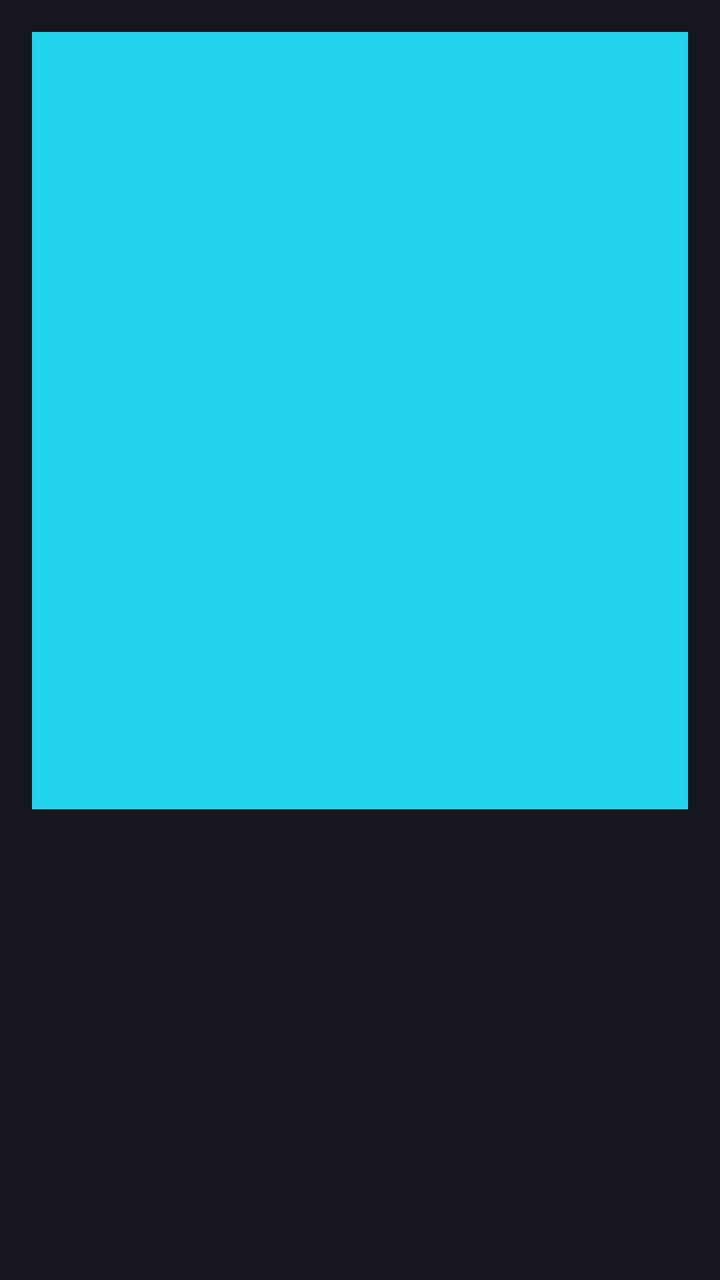
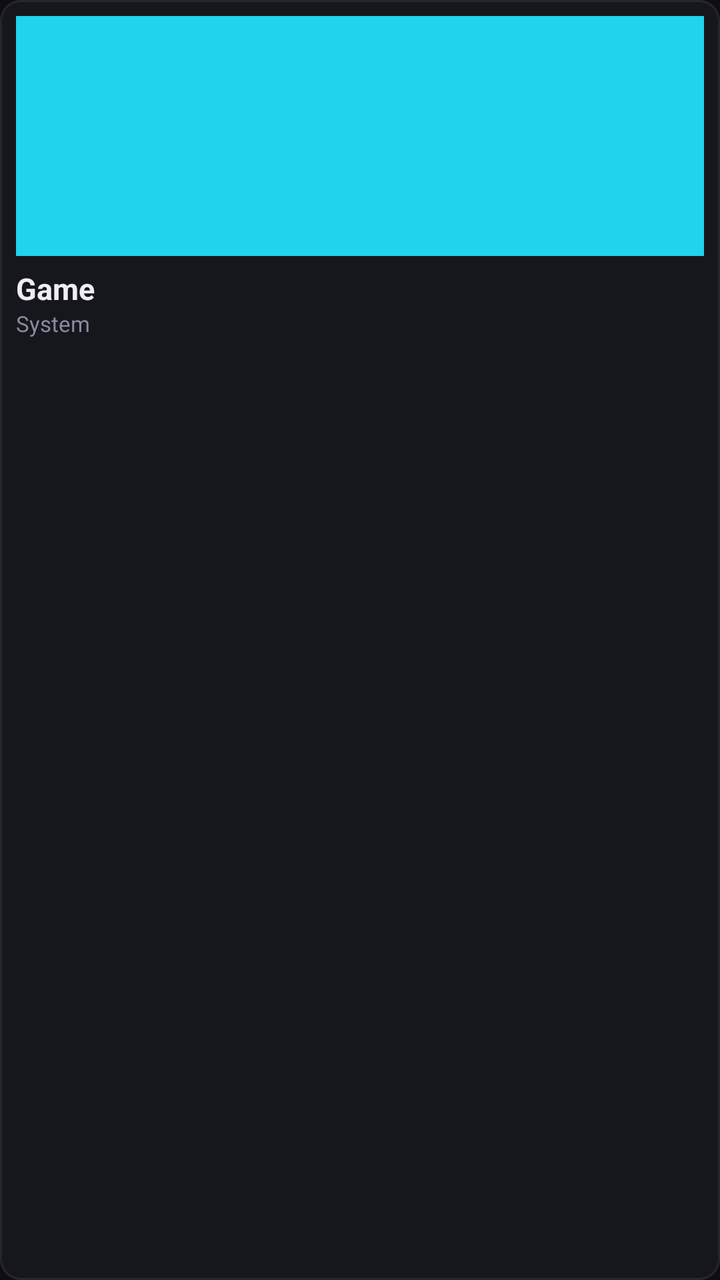

Two renders of the same Android screen: before a commit and after it. Below are the layout's source before the change and the commit's diff.
<!-- AndroidManifest.xml: application theme AppTheme -->
<!-- res/layout/item_rom_card.xml -->
<?xml version="1.0" encoding="utf-8"?>
<LinearLayout xmlns:android="http://schemas.android.com/apk/res/android"
    android:layout_width="match_parent" android:layout_height="wrap_content"
    android:orientation="vertical" android:background="@color/card"
    android:layout_margin="8dp" android:padding="16dp"
    android:focusable="true" android:clickable="true">
    
    <View
        android:layout_width="match_parent" android:layout_height="0dp"
        android:layout_weight="4"
        android:background="@drawable/art_placeholder" />
    <TextView
        android:id="@+id/rom_title"
        android:layout_width="match_parent" android:layout_height="0dp"
        android:layout_weight="2"
        android:gravity="bottom"
        android:textColor="@color/ink" android:textSize="15sp"
        android:maxLines="2" android:ellipsize="end" android:layout_marginTop="8dp" />
    <TextView
        android:id="@+id/rom_system"
        android:layout_width="wrap_content" android:layout_height="wrap_content"
        android:textColor="@color/muted" android:textSize="11sp" android:layout_marginTop="2dp" />
</LinearLayout>
<!-- resources referenced by this layout -->
<resources>
  <color name="card">#17171F</color>
  <color name="ink">#EDEDF2</color>
  <color name="muted">#8A8A9E</color>
  <!-- drawable art_placeholder (drawable) -->
  <?xml version="1.0" encoding="utf-8"?>
  <layer-list xmlns:android="http://schemas.android.com/apk/res/android">
      <item>
          <shape android:shape="rectangle">
              <solid android:color="#1B1B25" />
              <corners android:radius="8dp" />
          </shape>
      </item>
      <item android:gravity="center">
          <shape android:shape="rectangle" android:width="40dp" android:height="26dp">
              <solid android:color="#A13BFF" />
              <corners android:radius="6dp" />
          </shape>
      </item>
      
      <item android:gravity="center" android:top="0dp">
          <shape android:shape="rectangle" android:width="10dp" android:height="10dp">
              <solid android:color="#22D3EE" />
          </shape>
      </item>
  </layer-list>
  <style name="AppTheme" parent="Theme.AppCompat.NoActionBar">
          <item name="android:windowBackground">@color/bg</item>
          <item name="colorPrimary">@color/accent</item>
          <item name="colorPrimaryDark">@color/bg</item>
          <item name="colorAccent">@color/accent</item>
      </style>
  <color name="bg">#0D0D12</color>
  <color name="accent">#A13BFF</color>
</resources>

<!-- the commit's change to res/layout/item_rom_card.xml (unified diff, before → after) -->
@@ -1,23 +1,39 @@
 <?xml version="1.0" encoding="utf-8"?>
 <LinearLayout xmlns:android="http://schemas.android.com/apk/res/android"
     android:layout_width="match_parent" android:layout_height="wrap_content"
-    android:orientation="vertical" android:background="@color/card"
-    android:layout_margin="8dp" android:padding="16dp"
-    android:focusable="true" android:clickable="true">
-    
-    <View
-        android:layout_width="match_parent" android:layout_height="0dp"
-        android:layout_weight="4"
-        android:background="@drawable/art_placeholder" />
+    android:orientation="vertical"
+    android:background="@drawable/card_bg"
+    android:padding="8dp"
+    android:focusable="true"
+    android:clickable="true">
+
+    <ImageView
+        android:id="@+id/rom_poster"
+        android:layout_width="match_parent"
+        android:layout_height="120dp"
+        android:scaleType="centerCrop"
+        android:contentDescription="Game cover"
+        android:src="@drawable/art_placeholder" />
+
     <TextView
         android:id="@+id/rom_title"
-        android:layout_width="match_parent" android:layout_height="0dp"
-        android:layout_weight="2"
-        android:gravity="bottom"
-        android:textColor="@color/ink" android:textSize="15sp"
-        android:maxLines="2" android:ellipsize="end" android:layout_marginTop="8dp" />
+        android:layout_width="match_parent"
+        android:layout_height="wrap_content"
+        android:layout_marginTop="6dp"
+        android:textColor="@color/ink"
+        android:textSize="15sp"
+        android:textStyle="bold"
+        android:maxLines="1"
+        android:ellipsize="end"
+        android:text="Game" />
+
     <TextView
         android:id="@+id/rom_system"
-        android:layout_width="wrap_content" android:layout_height="wrap_content"
-        android:textColor="@color/muted" android:textSize="11sp" android:layout_marginTop="2dp" />
+        android:layout_width="match_parent"
+        android:layout_height="wrap_content"
+        android:textColor="@color/muted"
+        android:textSize="11sp"
+        android:maxLines="1"
+        android:ellipsize="end"
+        android:text="System" />
 </LinearLayout>
<!-- resource entries referenced after the edit -->
@@ -1,6 +1,5 @@
 <!-- resources referenced by this layout -->
 <resources>
-  <color name="card">#17171F</color>
   <color name="ink">#EDEDF2</color>
   <color name="muted">#8A8A9E</color>
   <!-- drawable art_placeholder (drawable) -->
@@ -25,6 +24,13 @@
           </shape>
       </item>
   </layer-list>
+  <!-- drawable card_bg (drawable) -->
+  <?xml version="1.0" encoding="utf-8"?>
+  <shape xmlns:android="http://schemas.android.com/apk/res/android">
+      <solid android:color="#16161D" />
+      <corners android:radius="10dp" />
+      <stroke android:width="1dp" android:color="#26262F" />
+  </shape>
   <style name="AppTheme" parent="Theme.AppCompat.NoActionBar">
           <item name="android:windowBackground">@color/bg</item>
           <item name="colorPrimary">@color/accent</item>
